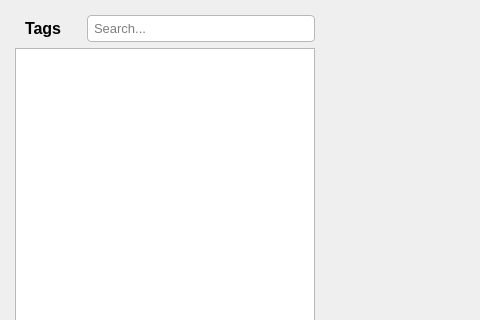
Above: ui/mainwindow.ui from clannable/tagdictionary before the change; both pictures show x 0 to 480 and y 0 to 320 of the 1200 by 650 pixel window. Below: the same form after it.
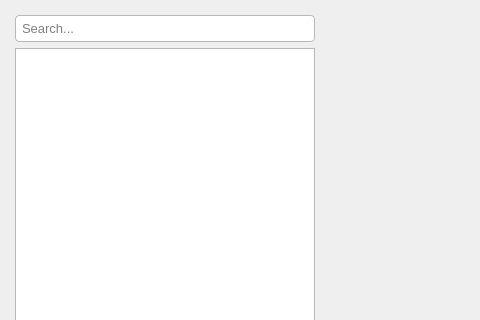
That is the form after the change. Custom widgets are drawn as their Qt base class.

Diff of the .ui file:
```diff
--- a/ui/mainwindow.ui
+++ b/ui/mainwindow.ui
@@ -76,40 +76,6 @@
         <number>0</number>
        </property>
        <item>
-        <widget class="QWidget" name="horizontalWidget" native="true">
-         <layout class="QHBoxLayout" name="horizontalLayout" stretch="0,1">
-          <property name="spacing">
-           <number>25</number>
-          </property>
-          <property name="leftMargin">
-           <number>0</number>
-          </property>
-          <property name="topMargin">
-           <number>0</number>
-          </property>
-          <property name="rightMargin">
-           <number>0</number>
-          </property>
-          <property name="bottomMargin">
-           <number>0</number>
-          </property>
-          <item>
-           <widget class="QLabel" name="label_2">
-            <property name="font">
-             <font>
-              <pointsize>12</pointsize>
-              <bold>true</bold>
-             </font>
-            </property>
-            <property name="text">
-             <string>Tags</string>
-            </property>
-            <property name="indent">
-             <number>10</number>
-            </property>
-           </widget>
-          </item>
-          <item>
            <widget class="QLineEdit" name="searchInput">
             <property name="font">
              <font>
@@ -129,9 +95,6 @@
             </property>
            </widget>
           </item>
-         </layout>
-        </widget>
-       </item>
        <item>
         <widget class="TagTree" name="tagTree">
          <property name="sizePolicy">
```
Left out of the diff: 6 changed lines with no effect on the pictures. Lines whose indentation alone changed are shown as unchanged.
